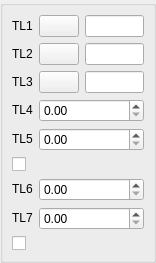
Old version of the form src/DlgRef/DlgRef_3Sel4Spin2Check_QTD.ui in the repository SalomePlatform/geom.
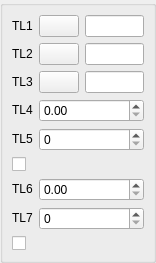
New version of the form. Custom widgets are drawn as their Qt base class.

```diff
--- a/src/DlgRef/DlgRef_3Sel4Spin2Check_QTD.ui
+++ b/src/DlgRef/DlgRef_3Sel4Spin2Check_QTD.ui
@@ -56,13 +56,13 @@
        <number>6</number>
       </property>
       <item row="7" column="1" colspan="2" >
-       <widget class="SalomeApp_DoubleSpinBox" name="SpinBox_DY2" />
+       <widget class="SalomeApp_IntSpinBox" name="SpinBox_DY2" />
       </item>
       <item row="6" column="1" colspan="2" >
        <widget class="SalomeApp_DoubleSpinBox" name="SpinBox_DX2" />
       </item>
       <item row="4" column="1" colspan="2" >
-       <widget class="SalomeApp_DoubleSpinBox" name="SpinBox_DY1" />
+       <widget class="SalomeApp_IntSpinBox" name="SpinBox_DY1" />
       </item>
       <item row="3" column="1" colspan="2" >
        <widget class="SalomeApp_DoubleSpinBox" name="SpinBox_DX1" />
@@ -254,6 +254,11 @@
    <extends>QDoubleSpinBox</extends>
    <header location="global" >SalomeApp_DoubleSpinBox.h</header>
   </customwidget>
+  <customwidget>
+   <class>SalomeApp_IntSpinBox</class>
+   <extends>QSpinBox</extends>
+   <header location="global" >SalomeApp_IntSpinBox.h</header>
+  </customwidget>
  </customwidgets>
  <tabstops>
   <tabstop>PushButton1</tabstop>
```
